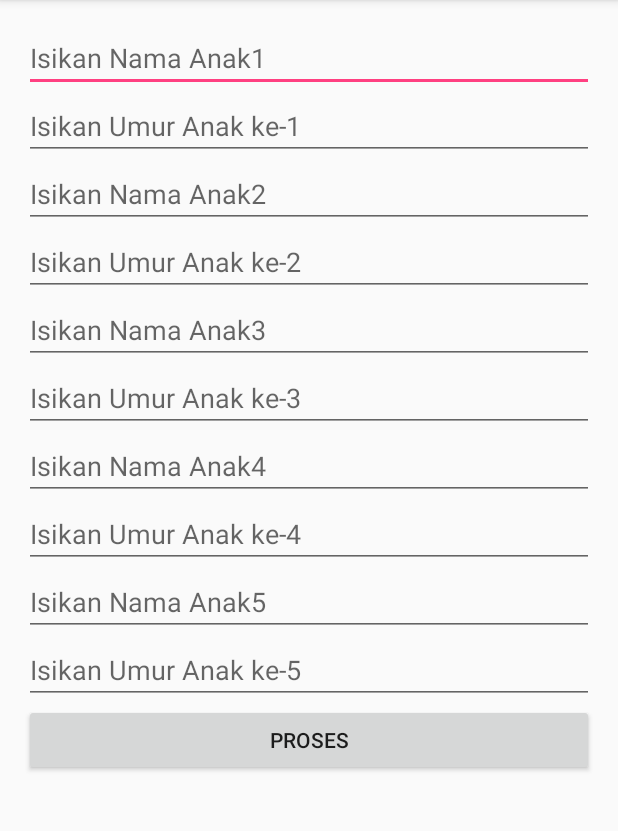
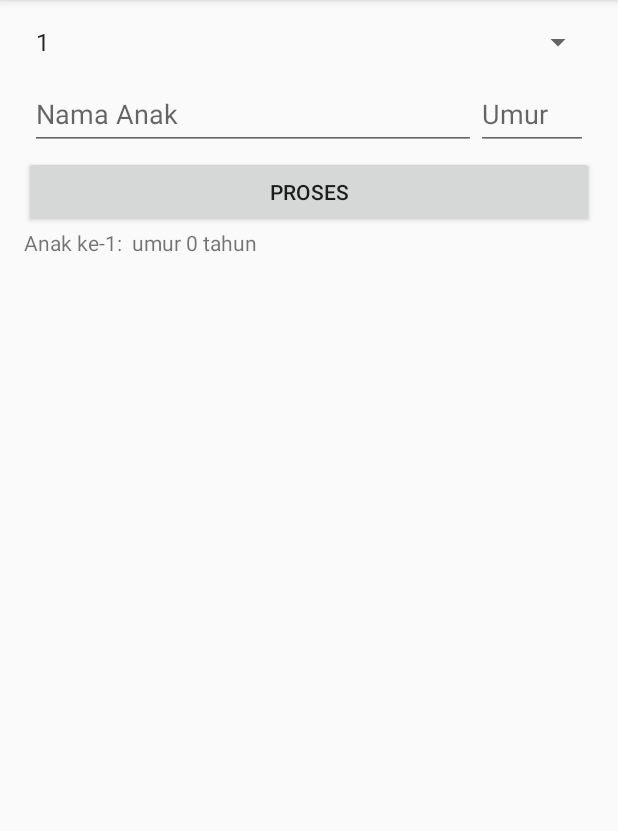
Before and after one commit to salmaayuf/AdvancedWidget1, an Android app: the screen it shows after launch (MainActivity), after a tap on "PROSES", on a phone screen of 412 x 824 dp, the part 84-915 px from its top. Run offline under Robolectric (Android 15) with nearby library versions, the phone set to English and light mode, and no system bars.

Commit message:
Widget Programming Final Part

```diff
--- a/app/build.gradle
+++ b/app/build.gradle
@@ -23,4 +23,5 @@ dependencies {
     compile fileTree(dir: 'libs', include: ['*.jar'])
     testCompile 'junit:junit:4.12'
     compile 'com.android.support:appcompat-v7:23.3.0'
+    compile 'com.android.support:design:23.3.0'
 }
--- a/app/src/main/java/id/sch/smktelkom_mlg/learn/advancedwidget1/MainActivity.java
+++ b/app/src/main/java/id/sch/smktelkom_mlg/learn/advancedwidget1/MainActivity.java
@@ -2,69 +2,88 @@ package id.sch.smktelkom_mlg.learn.advancedwidget1;
 
 import android.os.Bundle;
 import android.support.v7.app.AppCompatActivity;
-import android.text.InputType;
+import android.view.LayoutInflater;
 import android.view.View;
-import android.widget.Button;
+import android.widget.AdapterView;
+import android.widget.ArrayAdapter;
 import android.widget.EditText;
 import android.widget.LinearLayout;
+import android.widget.Spinner;
 import android.widget.TextView;
 
 public class MainActivity extends AppCompatActivity {
+    Spinner spJumlah;
+    LinearLayout llAnak;
+    TextView tvHasil;
 
     @Override
     protected void onCreate(Bundle savedInstanceState) {
         super.onCreate(savedInstanceState);
         setContentView(R.layout.activity_main);
 
-        final LinearLayout llMain = (LinearLayout) findViewById(R.id.LinearLayoutMain);
+        spJumlah = (Spinner) findViewById(R.id.spinnerJumlahAnak);
+        Integer[] arJumlah = new Integer[10];
+        for (int i = 0; i < 10; i++) {
+            arJumlah[i] = i + 1;
+        }
+        ArrayAdapter adapter = new ArrayAdapter<>(this,
+                android.R.layout.simple_spinner_item, arJumlah);
+        adapter.setDropDownViewResource(android.R.layout.simple_spinner_dropdown_item);
+        spJumlah.setAdapter(adapter);
 
-        addEditText(llMain);
+        llAnak = (LinearLayout) findViewById(R.id.LinearLayoutAnak);
+        tvHasil = (TextView) findViewById(R.id.textViewHasil);
 
-        Button bProses = new Button(this);
-
-        bProses.setText("Proses");
-        llMain.addView(bProses);
-        final TextView tvHasil = new TextView(this);
-        llMain.addView(tvHasil);
-
-        bProses.setOnClickListener(new View.OnClickListener() {
+        findViewById(R.id.buttonProses).setOnClickListener(new View.OnClickListener() {
             @Override
             public void onClick(View view) {
-                doProses(llMain);
+                doProses();
+            }
+        });
+
+        spJumlah.setOnItemSelectedListener(new AdapterView.OnItemSelectedListener() {
+            @Override
+            public void onItemSelected(AdapterView<?> parent, View view, int i, long l) {
+                addEditText((int) spJumlah.getSelectedItem());
+            }
+
+            @Override
+            public void onNothingSelected(AdapterView<?> parent) {
+                //
             }
         });
     }
 
-    private void doProses(LinearLayout llMain) {
+    private void doProses() {
+        int jumlah = (int) spJumlah.getSelectedItem();
         String hasil = "";
-        for (int i = 0; i < 5; i++) {
-            EditText etNama = (EditText) llMain.getChildAt(i * 2);
-            EditText etUmur = (EditText) llMain.getChildAt((i * 2) + 1);
+        for (int i = 1; i <= jumlah; i++) {
+            LinearLayout llNow = (LinearLayout) llAnak.findViewWithTag("Anak" + i);
+
+            EditText etNama = (EditText) llNow.findViewById(R.id.editTextNama);
+            EditText etUmur = (EditText) llNow.findViewById(R.id.editTextUmur);
 
             String nama = etNama.getText().toString().trim();
             String umur = etUmur.getText().toString();
 
             if (umur.isEmpty())
                 umur = "0";
-            if (!nama.isEmpty())
-                hasil += "Anak ke-" + (i + 1) + ": " + nama + " umur " + umur + " tahun\n";
+            if (!umur.isEmpty())
+                hasil += "Anak ke-" + i + ": " + nama + " umur " + umur + " tahun\n";
         }
 
-        TextView tvHasil = (TextView) llMain.getChildAt(11);
         tvHasil.setText(hasil);
+
     }
 
-    private void addEditText(LinearLayout llMain) {
-        for (int i = 1; i <= 5; i++) {
-            final EditText etNama = new EditText(this);
-            llMain.addView(etNama);
-            etNama.setHint("Isikan Nama Anak" + i);
-
-            final EditText etUmur = new EditText(this);
-            llMain.addView(etUmur);
-            etUmur.setHint("Isikan Umur Anak ke-" + i);
-            etUmur.setInputType(InputType.TYPE_CLASS_NUMBER);
+    private void addEditText(int jumlah) {
+        llAnak.removeAllViews();
+        for (int i = 1; i <= jumlah; i++) {
+            View v = LayoutInflater.from(this).inflate(R.layout.layout_anak, llAnak, false);
+            v.setTag("Anak" + i);
+            llAnak.addView(v);
         }
 
     }
+
 }
--- a/app/src/main/res/layout/activity_main.xml
+++ b/app/src/main/res/layout/activity_main.xml
@@ -5,11 +5,8 @@
     android:layout_height="match_parent">
 
     <LinearLayout
-    xmlns:tools="http://schemas.android.com/tools"
-    android:id="@+id/LinearLayoutMain"
     android:layout_width="match_parent"
-    android:layout_height="match_parent"
-
+        android:layout_height="wrap_content"
     android:orientation="vertical"
     android:paddingBottom="@dimen/activity_vertical_margin"
     android:paddingLeft="@dimen/activity_horizontal_margin"
@@ -17,5 +14,29 @@
     android:paddingTop="@dimen/activity_vertical_margin"
     tools:context="id.sch.smktelkom_mlg.learn.advancedwidget1.MainActivity">
 
+        <Spinner
+            android:id="@+id/spinnerJumlahAnak"
+            android:layout_width="match_parent"
+            android:layout_height="wrap_content" />
+
+        <LinearLayout
+            android:id="@+id/LinearLayoutAnak"
+            android:layout_width="match_parent"
+            android:layout_height="wrap_content"
+            android:orientation="vertical">
+    </LinearLayout>
+
+        <Button
+            android:id="@+id/buttonProses"
+            android:layout_width="match_parent"
+            android:layout_height="wrap_content"
+            android:text="Proses" />
+
+        <TextView
+            android:id="@+id/textViewHasil"
+            android:layout_width="match_parent"
+            android:layout_height="wrap_content"
+            tools:text="Hasil" />
+
     </LinearLayout>
 </ScrollView>
--- /dev/null
+++ b/app/src/main/res/layout/layout_anak.xml
@@ -0,0 +1,35 @@
+<?xml version="1.0" encoding="utf-8"?>
+<LinearLayout xmlns:android="http://schemas.android.com/apk/res/android"
+    android:layout_width="match_parent"
+    android:layout_height="match_parent"
+    android:padding="4dp"
+    android:weightSum="1">
+
+    <android.support.design.widget.TextInputLayout
+        android:layout_width="0dp"
+        android:layout_height="wrap_content"
+        android:layout_weight="0.8">
+
+        <android.support.design.widget.TextInputEditText
+            android:id="@+id/editTextNama"
+            android:layout_width="match_parent"
+            android:layout_height="match_parent"
+            android:hint="Nama Anak" />
+
+    </android.support.design.widget.TextInputLayout>
+
+    <android.support.design.widget.TextInputLayout
+        android:layout_width="0dp"
+        android:layout_height="wrap_content"
+        android:layout_weight="0.2">
+
+        <android.support.design.widget.TextInputEditText
+            android:id="@+id/editTextUmur"
+            android:layout_width="match_parent"
+            android:layout_height="match_parent"
+            android:hint="Umur"
+            android:maxLength="2" />
+
+    </android.support.design.widget.TextInputLayout>
+
+</LinearLayout>
```
